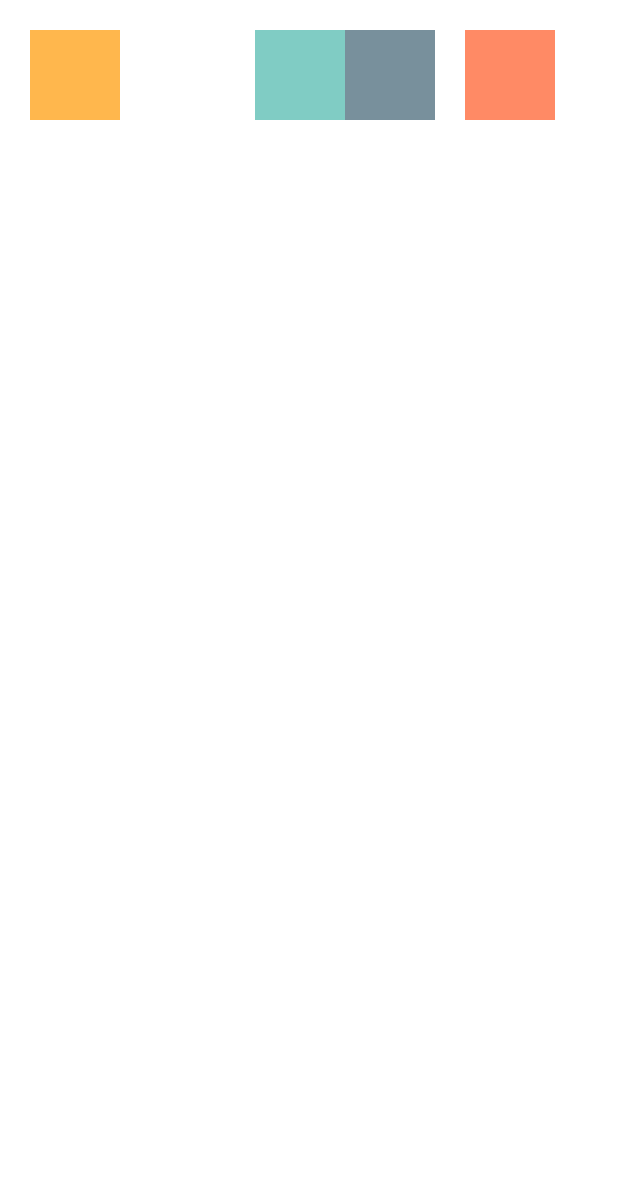
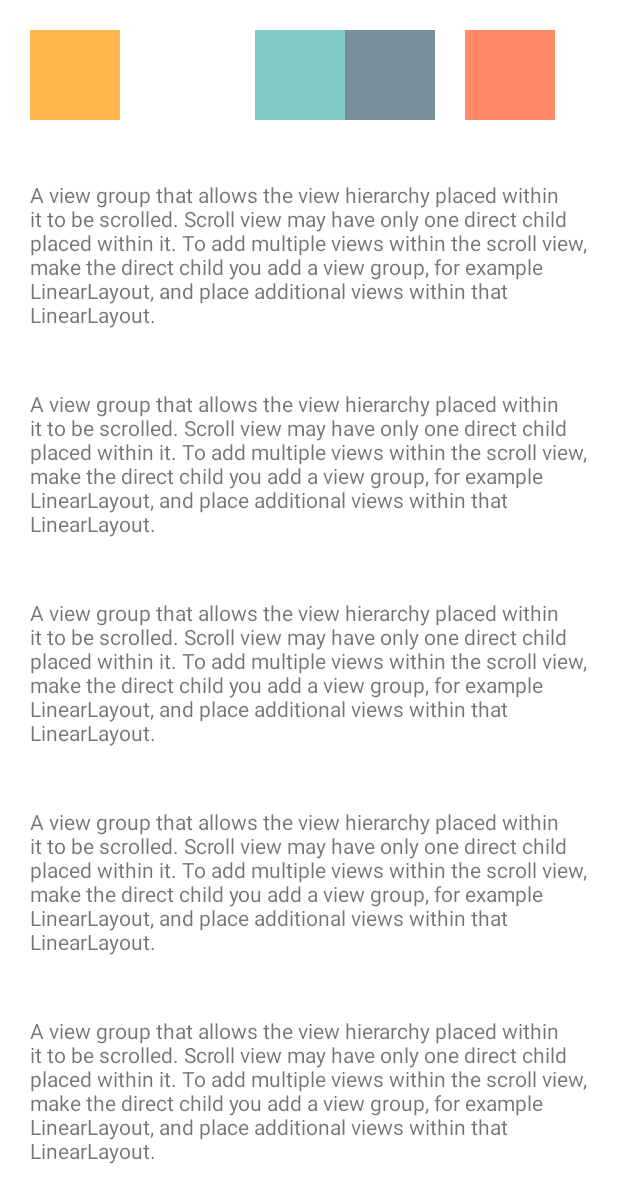
Before and after one commit to alexandradragos/atelierul_digital, an Android app: the layout activity_main.xml on its own in the app's theme, with its tools: preview values and no code run, on a phone screen of 412 x 824 dp. Shown: the top 1203 px of the screen. Run offline under Robolectric (Android 15) with nearby library versions, the phone set to English and light mode, and no system bars.

Commit message:
Added the second layout for the FrameLayout exercise

```diff
--- a/app/src/main/java/com/example/week3_code_challenge_2/MainActivity.java
+++ b/app/src/main/java/com/example/week3_code_challenge_2/MainActivity.java
@@ -9,6 +9,6 @@ public class MainActivity extends AppCompatActivity {
     @Override
     protected void onCreate(Bundle savedInstanceState) {
         super.onCreate(savedInstanceState);
-        setContentView(R.layout.activity_main);
+        setContentView(R.layout.activity_main_frame_layout);
     }
 }
--- a/app/src/main/res/layout/activity_main.xml
+++ b/app/src/main/res/layout/activity_main.xml
@@ -1,13 +1,14 @@
-<?xml version="1.0" encoding="utf-8"?><!--<ScrollView xmlns:android="http://schemas.android.com/apk/res/android"-->
-<!--    android:layout_width="match_parent"-->
-<!--    android:layout_height="match_parent"-->
-<!--    android:fillViewport="true">-->
+<?xml version="1.0" encoding="utf-8"?>
+<ScrollView xmlns:android="http://schemas.android.com/apk/res/android"
+    android:layout_width="match_parent"
+    android:layout_height="match_parent"
+    android:fillViewport="true">
 
     <RelativeLayout xmlns:android="http://schemas.android.com/apk/res/android"
         xmlns:app="http://schemas.android.com/apk/res-auto"
         xmlns:tools="http://schemas.android.com/tools"
         android:layout_width="match_parent"
-    android:layout_height="match_parent"
+        android:layout_height="wrap_content"
         android:orientation="vertical"
         tools:context=".MainActivity">
 
@@ -25,26 +26,66 @@
             android:layout_width="60dp"
             android:layout_height="60dp"
             android:layout_alignParentTop="true"
+            android:layout_marginLeft="70dp"
+            android:layout_marginTop="20dp"
             android:layout_toEndOf="@id/yellow_view"
-        android:layout_marginTop="20dp"
-        android:layout_marginLeft="70dp"
             android:background="@color/bermuda" />
 
         <View
             android:id="@+id/dark_bermuda_view"
             android:layout_width="60dp"
             android:layout_height="60dp"
+            android:layout_marginTop="20dp"
             android:layout_toEndOf="@+id/bermuda_view"
-        android:layout_marginTop="20dp"
             android:background="@color/bermuda_gray" />
 
         <View
             android:id="@+id/coral_view"
             android:layout_width="60dp"
             android:layout_height="60dp"
+            android:layout_margin="20dp"
             android:layout_toEndOf="@+id/dark_bermuda_view"
-        android:layout_margin="20dp"
             android:background="@color/coral" />
 
+        <TextView
+            android:id="@+id/text_view_1"
+            android:layout_width="wrap_content"
+            android:layout_height="wrap_content"
+            android:layout_below="@+id/coral_view"
+            android:layout_margin="20dp"
+            android:text="@string/scroll_view_description" />
 
-</RelativeLayout><!--</ScrollView>-->
+        <TextView
+            android:id="@+id/text_view_2"
+            android:layout_width="wrap_content"
+            android:layout_height="wrap_content"
+            android:layout_below="@+id/text_view_1"
+            android:layout_margin="20dp"
+            android:text="@string/scroll_view_description" />
+
+        <TextView
+            android:id="@+id/text_view_3"
+            android:layout_width="wrap_content"
+            android:layout_height="wrap_content"
+            android:layout_below="@+id/text_view_2"
+            android:layout_margin="20dp"
+            android:text="@string/scroll_view_description" />
+
+        <TextView
+            android:id="@+id/text_view_4"
+            android:layout_width="wrap_content"
+            android:layout_height="wrap_content"
+            android:layout_below="@+id/text_view_3"
+            android:layout_margin="20dp"
+            android:text="@string/scroll_view_description" />
+
+        <TextView
+            android:id="@+id/text_view_5"
+            android:layout_width="wrap_content"
+            android:layout_height="wrap_content"
+            android:layout_below="@+id/text_view_4"
+            android:layout_margin="20dp"
+            android:text="@string/scroll_view_description" />
+
+    </RelativeLayout>
+</ScrollView>
--- a/app/src/main/res/values/colors.xml
+++ b/app/src/main/res/values/colors.xml
@@ -11,4 +11,5 @@
     <color name="bermuda_gray">#78909c</color>
     <color name="dark_yellow">#ffb74d</color>
     <color name="coral">#ff8a65</color>
+    <color name="dark_orchid">#9c27b0</color>
 </resources>
--- a/app/src/main/res/values/strings.xml
+++ b/app/src/main/res/values/strings.xml
@@ -1,3 +1,4 @@
 <resources>
     <string name="app_name">Week3_code_challenge_2</string>
+    <string name="scroll_view_description">A view group that allows the view hierarchy placed within it to be scrolled. Scroll view may have only one direct child placed within it. To add multiple views within the scroll view, make the direct child you add a view group, for example LinearLayout, and place additional views within that LinearLayout.</string>
 </resources>
```
Also changed, not shown: app/src/main/res/layout/activity_main_frame_layout.xml (added, +41 -0 lines). Lines whose indentation alone changed are shown as unchanged.
